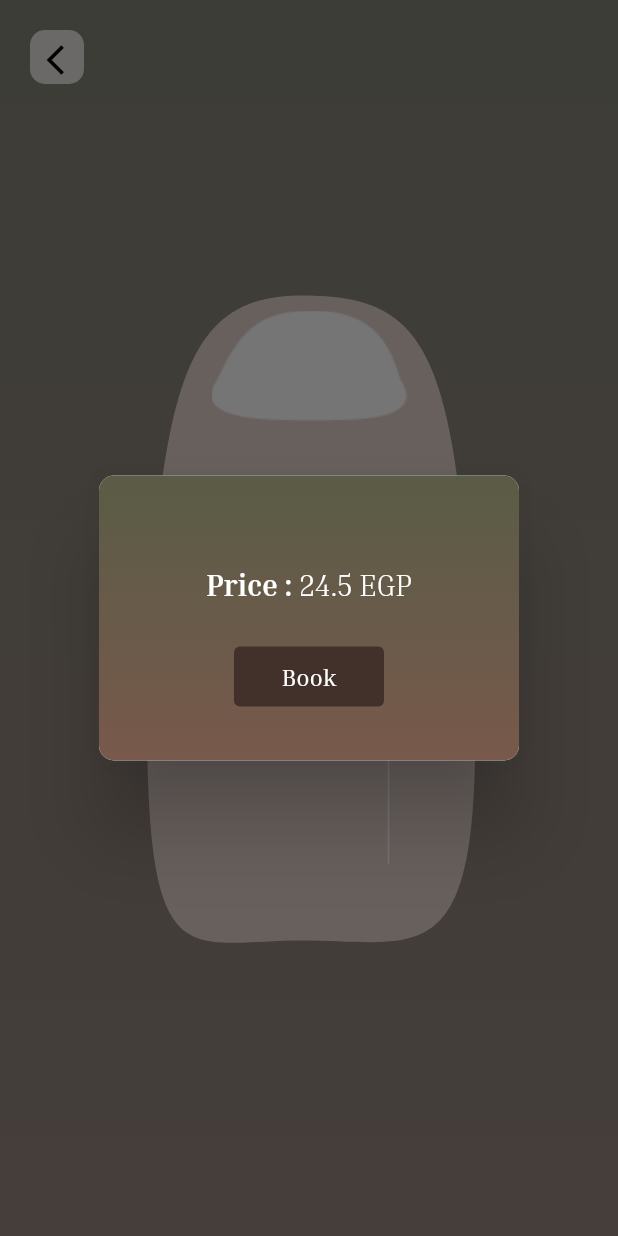
After one commit to Train-D/mobile, a Flutter app: the ChooseSeatsScreen screen opened directly, after a tap on "01", on a phone screen of 412 x 824 dp. The commit adds this screen. Run offline on Flutter 3.47's test engine with Material 2 defaults, Android fonts, the phone set to English and light mode, and no system bars; our stand-ins replace basic_utils, bloc, dartz, equatable, flutter_bloc, get_it and 4 more.

Commit message:
train first car and solve problems

```diff
--- a/lib/core/global/theme/app_color/app_color_light.dart
+++ b/lib/core/global/theme/app_color/app_color_light.dart
@@ -10,7 +10,7 @@ const Color lightColor = Colors.white;
 const textButtonColor = Color(0xffE4A286);
 const Color fromToBgColor = Color.fromRGBO(111, 82, 70, 0.24);
 const Color fromToCardBgColor = Color.fromRGBO(255, 255, 255, 0.61);
-const Color CardTextCvvColor = Color.fromRGBO(255, 255, 255, 0.83);
+const Color cardTextCvvColor = Color.fromRGBO(255, 255, 255, 0.83);
 const Color dateFieldColor = Color.fromRGBO(235, 234, 234, 1);
 const Color appBarBg = Color.fromRGBO(255, 255, 255, 0.79);
 const List<Color> onBoardingBg = [
@@ -67,7 +67,9 @@ const Color languageTextColor = Color.fromRGBO(222, 217, 214, 0.81);
 const Color settingsColor = Color.fromRGBO(65, 49, 42, 0.84);
 const Color ticketColor = Color.fromRGBO(78, 64, 57, 0.51);
 const Color cardColor = Color.fromRGBO(66, 50, 43, 1);
-const List<Color> ticketAlertDialog = [
+const List<Color> ticketAlertDialogColor = [
   Color.fromRGBO(90, 92, 70, 1),
   Color.fromRGBO(120, 89, 76, 1),
 ];
+const Color trainUnAvailableSeatColor = Color.fromRGBO(78, 64, 57, 1);
+const Color trainAvailableSeatColor = Color.fromRGBO(214, 192, 184, 1);
--- a/lib/core/utils/app_images.dart
+++ b/lib/core/utils/app_images.dart
@@ -25,3 +25,4 @@ const String ticketLeftCut = 'ticket_l_cut.png';
 const String ticketRightCut = 'ticket_right_cut.png';
 const String ticketDivider = 'ticket_devider_vector.png';
 const String ticketSuccessDownload = 'ticket_success_download.png';
+const String trainCarOneFrontVector = 'train_car_one_front_shape.png';
--- a/lib/core/utils/app_strings.dart
+++ b/lib/core/utils/app_strings.dart
@@ -47,4 +47,6 @@ class AppString {
   static const String download = 'Download';
   static const String ticketSuccessDownload = 'Successfully Downloaded';
   static const String backToHome = 'Back To Home';
+    static const String book = 'Book';
+
 }
--- a/lib/features/authentication/data/models/register_response.dart
+++ b/lib/features/authentication/data/models/register_response.dart
@@ -1,8 +1,3 @@
-import 'dart:convert';
-
-import 'package:traind_app/features/authentication/domain/entities/register_entity.dart';
-import 'package:traind_app/features/authentication/domain/repository/register_repository.dart';
-
 class RegisterResponse {
   String? token;
   RegisterResponse({
--- a/lib/features/authentication/domain/repository/register_repository.dart
+++ b/lib/features/authentication/domain/repository/register_repository.dart
@@ -1,6 +1,5 @@
 import 'package:dartz/dartz.dart';
 import 'package:traind_app/core/error/failure.dart';
-import 'package:traind_app/features/authentication/domain/entities/register_entity.dart';
 
 abstract class BaseRegisterRepository{
 
--- /dev/null
+++ b/lib/features/tickets/presentation/components/choose_seats_screen_components.dart
@@ -0,0 +1,53 @@
+import 'package:flutter/material.dart';
+
+import '../../../../core/global/theme/app_color/app_color_light.dart';
+import '../screens/choose_seats_screen.dart';
+
+class ChooseSeatsComponents {
+  static defaultSeat({
+    required BuildContext context,
+    required String seatNumber,
+    required bool isAvailable,
+    //required Function onTap,
+  }) =>
+      InkWell(
+        onTap: () {
+          showChooseSeatsAlertDialog(
+            context: context,
+            seatNumber: seatNumber,
+          );
+          debugPrint(seatNumber);
+        },
+        child: Container(
+          width: 33,
+          height: 44,
+          decoration: BoxDecoration(
+            borderRadius: BorderRadius.circular(10),
+            color: isAvailable
+                ? trainAvailableSeatColor
+                : trainUnAvailableSeatColor,
+            border: Border.all(
+              width: 0.5,
+              color: trainUnAvailableSeatColor,
+            ),
+          ),
+          child: Align(
+            alignment: Alignment.center,
+            child: Text(seatNumber,
+                style: Theme.of(context).textTheme.displayMedium!.copyWith(
+                      color:
+                          isAvailable ? trainUnAvailableSeatColor : lightColor,
+                    )),
+          ),
+        ),
+      );
+
+  static defaultDividerLine({
+    required double height,
+  }) =>
+      Container(
+        height: height,
+        width: 1,
+        color: lightColor,
+      );
+}
--- /dev/null
+++ b/lib/features/tickets/presentation/components/widgets/classes/seat_details.dart
@@ -0,0 +1,8 @@
+class Seat {
+  String seatNumber;
+  bool isAvailable;
+  Seat({
+    required this.seatNumber,
+    required this.isAvailable,
+  });
+}
--- /dev/null
+++ b/lib/features/tickets/presentation/components/widgets/classes/train_first_car_custom_paint.dart
@@ -0,0 +1,63 @@
+
+import 'package:flutter/material.dart';
+
+class TrainFirstCarShape extends CustomPainter {
+  @override
+  void paint(Canvas canvas, Size size) {
+    final Paint paint = Paint();
+
+    paint.color = const Color(0xffE3D2CB);
+
+    final path = Path();
+
+    path.lineTo(
+      size.width,
+      size.height * 0.6,
+    );
+    path.cubicTo(
+      size.width * 1.03,
+      size.height * 1.06,
+      size.width * 0.85,
+      size.height,
+      size.width * 0.48,
+      size.height,
+    );
+    path.cubicTo(
+      size.width * 0.11,
+      size.height,
+      -0.04,
+      size.height * 1.07,
+      size.width * 0.01,
+      size.height * 0.59,
+    );
+    path.cubicTo(
+      size.width * 0.05,
+      size.height * 0.12,
+      size.width * 0.14,
+      0,
+      size.width * 0.48,
+      0,
+    );
+    path.cubicTo(
+      size.width * 0.87,
+      0,
+      size.width * 0.95,
+      size.height * 0.09,
+      size.width,
+      size.height * 0.6,
+    );
+    path.cubicTo(
+      size.width,
+      size.height * 0.6,
+      size.width,
+      size.height * 0.6,
+      size.width,
+      size.height * 0.6,
+    );
+
+    canvas.drawPath(path, paint);
+  }
+
+  @override
+  bool shouldRepaint(covariant CustomPainter oldDelegate) => false;
+}
--- /dev/null
+++ b/lib/features/tickets/presentation/controller/choose_seats/choose_seats_cubit.dart
@@ -0,0 +1,30 @@
+import 'package:flutter_bloc/flutter_bloc.dart';
+import 'package:traind_app/features/tickets/presentation/controller/choose_seats/choose_seats_state.dart';
+
+import '../../components/widgets/classes/seat_details.dart';
+
+
+class ChooseSeatsCubit extends Cubit<ChooseSeatsState> {
+  ChooseSeatsCubit() : super(ChooseSeatsInitialState());
+
+  static ChooseSeatsCubit get(context) => BlocProvider.of(context);
+
+  List<Seat> firstCarSeats = [
+    Seat(
+      seatNumber: '01',
+      isAvailable: false,
+      //bookSeat: () {},
+    ),
+    Seat(
+      seatNumber: '02',
+      isAvailable: true,
+      //bookSeat: () {},
+    ),
+  ];
+
+  void bookSeat(String seatNumber) {
+    int idx = int.parse(seatNumber);
+    firstCarSeats[idx - 1].isAvailable = !firstCarSeats[idx - 1].isAvailable;
+    emit(ChooseSeatsBookSeatSuccessState());
+  }
+}
--- /dev/null
+++ b/lib/features/tickets/presentation/controller/choose_seats/choose_seats_state.dart
@@ -0,0 +1,7 @@
+abstract class ChooseSeatsState{}
+
+class ChooseSeatsInitialState extends ChooseSeatsState {}
+
+class ChooseSeatsBookSeatLoadingState extends ChooseSeatsState {}
+class ChooseSeatsBookSeatSuccessState extends ChooseSeatsState {}
+class ChooseSeatsBookSeatErrorState extends ChooseSeatsState {}
--- /dev/null
+++ b/lib/features/tickets/presentation/screens/choose_seats/train_first_car.dart
@@ -0,0 +1,51 @@
+// ignore_for_file: public_member_api_docs, sort_constructors_first
+import 'package:flutter/material.dart';
+import 'package:flutter_bloc/flutter_bloc.dart';
+import 'package:traind_app/features/tickets/presentation/controller/choose_seats/choose_seats_cubit.dart';
+import 'package:traind_app/features/tickets/presentation/controller/choose_seats/choose_seats_state.dart';
+import '../../../../../core/utils/app_sizes.dart';
+import '../../../../../core/utils/app_strings.dart';
+import '../../../../../core/utils/components.dart';
+import '../../components/tickets_components.dart';
+
+Widget trainFirstCar({
+  required BuildContext context,
+  required String seatNumber,
+}) =>
+    BlocConsumer<ChooseSeatsCubit, ChooseSeatsState>(
+      listener: (context, state) {},
+      builder: (context, state) {
+        ChooseSeatsCubit cubit = ChooseSeatsCubit.get(context);
+        return Padding(
+          padding: const EdgeInsetsDirectional.only(
+            top: 60,
+          ),
+          child: Column(
+            children: [
+              Row(
+                mainAxisAlignment: MainAxisAlignment.center,
+                children: [
+                  TicketsComponents.priceRow(
+                    context: context,
+                    price: 24.5,
+                  ),
+                ],
+              ),
+              const SizedBox(
+                height: 30,
+              ),
+              SharedComponents.defaultButton(
+                context: context,
+                function: () {
+                  cubit.bookSeat(seatNumber);
+                },
+                text: AppString.book,
+                width: 100,
+                radius: AppSizes.defaultBottomRadius,
+                textSize: 16,
+              ),
+            ],
+          ),
+        );
+      },
+    );
--- /dev/null
+++ b/lib/features/tickets/presentation/screens/choose_seats_screen.dart
@@ -0,0 +1,263 @@
+// ignore_for_file: public_member_api_docs, sort_constructors_first
+import 'package:flutter/material.dart';
+import 'package:flutter_bloc/flutter_bloc.dart';
+import 'package:traind_app/core/global/theme/app_color/app_color_light.dart';
+import 'package:traind_app/core/utils/app_constants.dart';
+import 'package:traind_app/core/utils/components.dart';
+import 'package:traind_app/features/tickets/presentation/components/choose_seats_screen_components.dart';
+import 'package:traind_app/features/tickets/presentation/controller/choose_seats/choose_seats_cubit.dart';
+import 'package:traind_app/features/tickets/presentation/controller/choose_seats/choose_seats_state.dart';
+
+import '../../../../core/utils/app_images.dart';
+import '../../../../core/utils/app_sizes.dart';
+import '../../../../core/utils/app_strings.dart';
+import '../components/tickets_components.dart';
+import '../components/widgets/classes/seat_details.dart';
+import '../components/widgets/classes/train_first_car_custom_paint.dart';
+import 'choose_seats/train_first_car.dart';
+
+class ChooseSeatsScreen extends StatelessWidget {
+  const ChooseSeatsScreen({super.key});
+
+  @override
+  Widget build(BuildContext context) {
+    return SafeArea(
+        child: SharedComponents.linearGradientBg(
+      colors: profileBg,
+      child: BlocConsumer<ChooseSeatsCubit, ChooseSeatsState>(
+        listener: (context, state) {},
+        builder: (context, state) {
+          ChooseSeatsCubit cubit = ChooseSeatsCubit.get(context);
+          return Scaffold(
+            extendBodyBehindAppBar: true,
+            backgroundColor: transparent,
+            appBar: SharedComponents.defaultAppBar(context),
+            body: Center(
+              child: SingleChildScrollView(
+                child: Column(children: [
+                  SizedBox(
+                    width: 220,
+                    height: 430,
+                    child: CustomPaint(
+                        painter: TrainFirstCarShape(),
+                        child: Column(
+                          children: [
+                            Padding(
+                              padding: const EdgeInsets.all(10),
+                              child: Image(
+                                image: AssetImage(
+                                    '${AppConstants.vectorsUrl}$trainCarOneFrontVector'),
+                              ),
+                            ),
+                            const SizedBox(
+                              height: 40,
+                            ),
+                            Row(
+                              mainAxisAlignment: MainAxisAlignment.center,
+                              children: [
+                                columnSeats(
+                                  context: context,
+                                  seat1: cubit.firstCarSeats[0],
+                                  seat2: cubit.firstCarSeats[1],
+                                ),
+                                ChooseSeatsComponents.defaultDividerLine(
+                                  height: 245,
+                                ),
+                                // Padding(
+                                //   padding: const EdgeInsets.symmetric(
+                                //     horizontal: 15,
+                                //   ),
+                                //   child: Column(
+                                //     children: [
+                                //       twoSeats(
+                                //         context: context,
+                                //         firstSeatNumber: '03',
+                                //         secondSeatNumber: '04',
+                                //         firstSeatAvailable: true,
+                                //         secondSeatAvailable: true,
+                                //       ),
+                                //       const SizedBox(
+                                //         height: 35,
+                                //       ),
+                                //       twoSeats(
+                                //         context: context,
+                                //         firstSeatNumber: '07',
+                                //         secondSeatNumber: '08',
+                                //         firstSeatAvailable: false,
+                                //         secondSeatAvailable: true,
+                                //       ),
+                                //       const SizedBox(
+                                //         height: 35,
+                                //       ),
+                                //       twoSeats(
+                                //         context: context,
+                                //         firstSeatNumber: '11',
+                                //         secondSeatNumber: '12',
+                                //         firstSeatAvailable: false,
+                                //         secondSeatAvailable: true,
+                                //       ),
+                                //     ],
+                                //   ),
+                                // ),
+                              ],
+                            ),
+                          ],
+                        )),
+                  )
+                ]),
+              ),
+            ),
+          );
+        },
+      ),
+    ));
+  }
+}
+
+Widget twoSeats({
+  required BuildContext context,
+  required Seat seat1,
+  required Seat seat2,
+}) =>
+    Row(
+      children: [
+        ChooseSeatsComponents.defaultSeat(
+          context: context,
+          seatNumber: seat1.seatNumber,
+          isAvailable: seat1.isAvailable,
+          //onTap: seat1.bookSeat,
+        ),
+        const SizedBox(
+          width: 10,
+        ),
+        ChooseSeatsComponents.defaultSeat(
+          context: context,
+          seatNumber: seat2.seatNumber,
+          isAvailable: seat2.isAvailable,
+          //onTap: seat2.bookSeat,
+        ),
+      ],
+    );
+
+Widget columnSeats({
+  required BuildContext context,
+  required Seat seat1,
+  required Seat seat2,
+  // required Seat seat3,
+  // required Seat seat4,
+  // required Seat seat5,
+  // required Seat seat6,
+}) =>
+    Padding(
+      padding: const EdgeInsets.symmetric(
+        horizontal: 15,
+      ),
+      child: Column(
+        children: [
+          twoSeats(
+            context: context,
+            seat1: Seat(
+              seatNumber: seat1.seatNumber,
+              isAvailable: seat1.isAvailable,
+              //bookSeat: seat1.bookSeat,
+            ),
+            seat2: Seat(
+              seatNumber: seat2.seatNumber,
+              isAvailable: seat2.isAvailable,
+              //bookSeat: seat2.bookSeat,
+            ),
+          ),
+          const SizedBox(
+            height: 35,
+          ),
+          // twoSeats(
+          //   context: context,
+          //   seat1: Seat(
+          //     seatNumber: '05',
+          //     isAvailable: true,
+          //     bookSeat: () {},
+          //   ),
+          //   seat2: Seat(
+          //     seatNumber: '06',
+          //     isAvailable: true,
+          //     bookSeat: () {},
+          //   ),
+          // ),
+          // const SizedBox(
+          //   height: 35,
+          // ),
+          // twoSeats(
+          //   context: context,
+          //   seat1: Seat(
+          //     seatNumber: '05',
+          //     isAvailable: true,
+          //     bookSeat: () {},
+          //   ),
+          //   seat2: Seat(
+          //     seatNumber: '06',
+          //     isAvailable: true,
+          //     bookSeat: () {},
+          //   ),
+          // ),
+        ],
+      ),
+    );
+
+Widget chooseSeatsAlertDialogContent({
+  required BuildContext context,
+  required String seatNumber,
+}) =>
+    Padding(
+      padding: const EdgeInsetsDirectional.only(
+        top: 60,
+      ),
+      child: Column(
+        children: [
+          Row(
+            mainAxisAlignment: MainAxisAlignment.center,
+            children: [
+              TicketsComponents.priceRow(
+                context: context,
+                price: 24.5,
+              ),
+            ],
+          ),
+          const SizedBox(
+            height: 30,
+          ),
+          SharedComponents.defaultButton(
+            context: context,
+            function: () {
+              trainFirstCar(seatNumber: seatNumber, context: context);
+            },
+            text: AppString.book,
+            width: 100,
+            radius: AppSizes.defaultBottomRadius,
+            textSize: 16,
+          ),
+        ],
+      ),
+    );
+
+showChooseSeatsAlertDialog({
+  required BuildContext context,
+  required String seatNumber,
+}) {
+  showDialog(
+    barrierDismissible: true,
+    context: context,
+    builder: (BuildContext context) {
+      return TicketsComponents.defaultAlertDialog(
+        height: 190,
+        content: trainFirstCar(
+          context: context,
+          seatNumber: seatNumber,
+        ),
+        // content: chooseSeatsAlertDialogContent(
+        //   context: context,
+        //   seatNumber: seatNumber,
+        // ),
+      );
+    },
+  );
+}
--- a/lib/features/tickets/presentation/screens/from_to_screen.dart
+++ b/lib/features/tickets/presentation/screens/from_to_screen.dart
@@ -10,7 +10,6 @@ import '../../../../core/utils/components.dart';
 import '../components/tickets_components.dart';
 import '../controller/from_to_cubit/from_to_cubit.dart';
 import 'payment_screen.dart';
-import 'ticket_screen.dart';
 
 class FromToScreen extends StatelessWidget {
   const FromToScreen({super.key});
--- a/lib/main.dart
+++ b/lib/main.dart
@@ -14,7 +14,8 @@ import 'package:traind_app/features/tickets/presentation/controller/ticket_cubit
 import 'core/bloc_observer/bloc_observer.dart';
 import 'features/authentication/presentation/controller/login_cubit/login_cubit.dart';
 import 'features/authentication/presentation/controller/sign_up_cubit/sign_up_cubit.dart';
-import 'features/tickets/presentation/screens/ticket_screen.dart';
+import 'features/tickets/presentation/controller/choose_seats/choose_seats_cubit.dart';
+import 'features/tickets/presentation/screens/choose_seats_screen.dart';
 import 'features/track/presentation/controller/tracking_cubit/tracking_cubit.dart';
 
 void main() async{
@@ -53,6 +54,9 @@ class MyApp extends StatelessWidget {
         ),
         BlocProvider(
           create: (context) => TicketCubit(),
+        ),
+         BlocProvider(
+          create: (context) => ChooseSeatsCubit(),
         )
       ],
       child: ResponsiveSizer(
```
Also changed, not shown: lib/features/tickets/presentation/components/tickets_components.dart (+46 -1 lines), lib/features/tickets/presentation/screens/payment_screen.dart (+14 -7 lines), lib/features/tickets/presentation/screens/ticket_screen.dart (+9 -46 lines), assets/images/vectors/train_car_one_front_shape.png (added), lib/features/tickets/presentation/components/widgets/choose_seats_widgets.dart (added).
